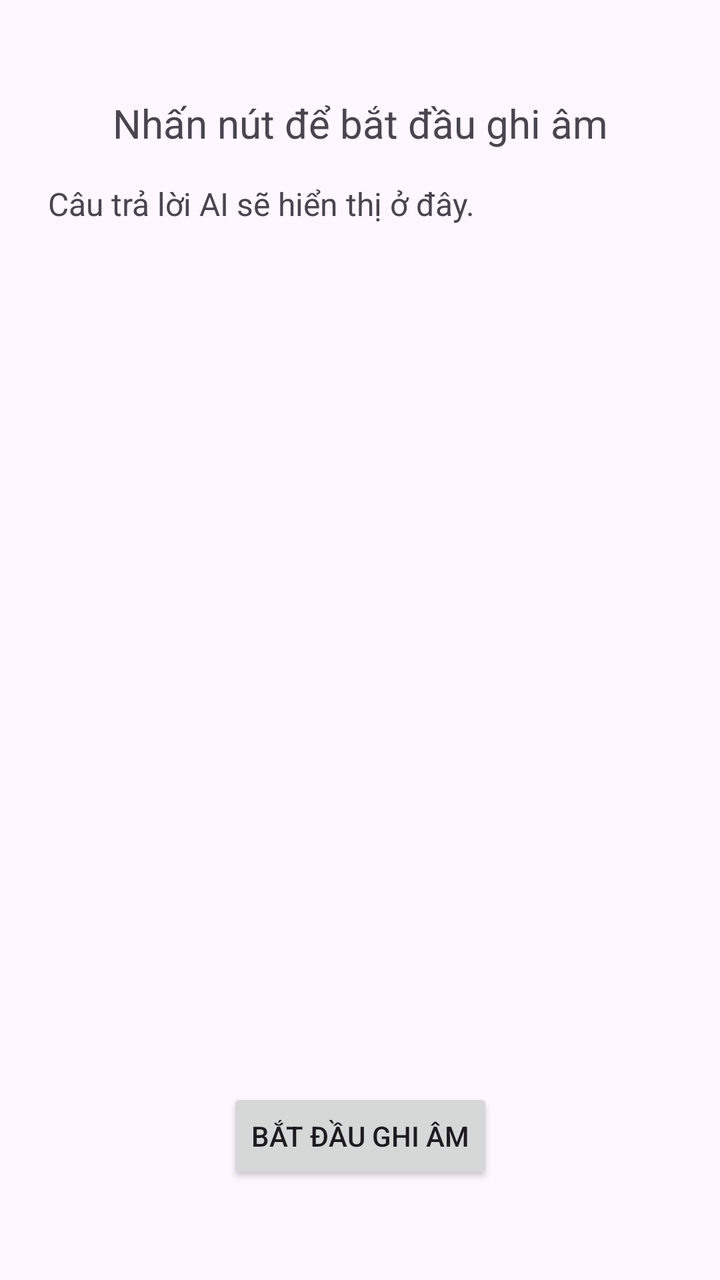
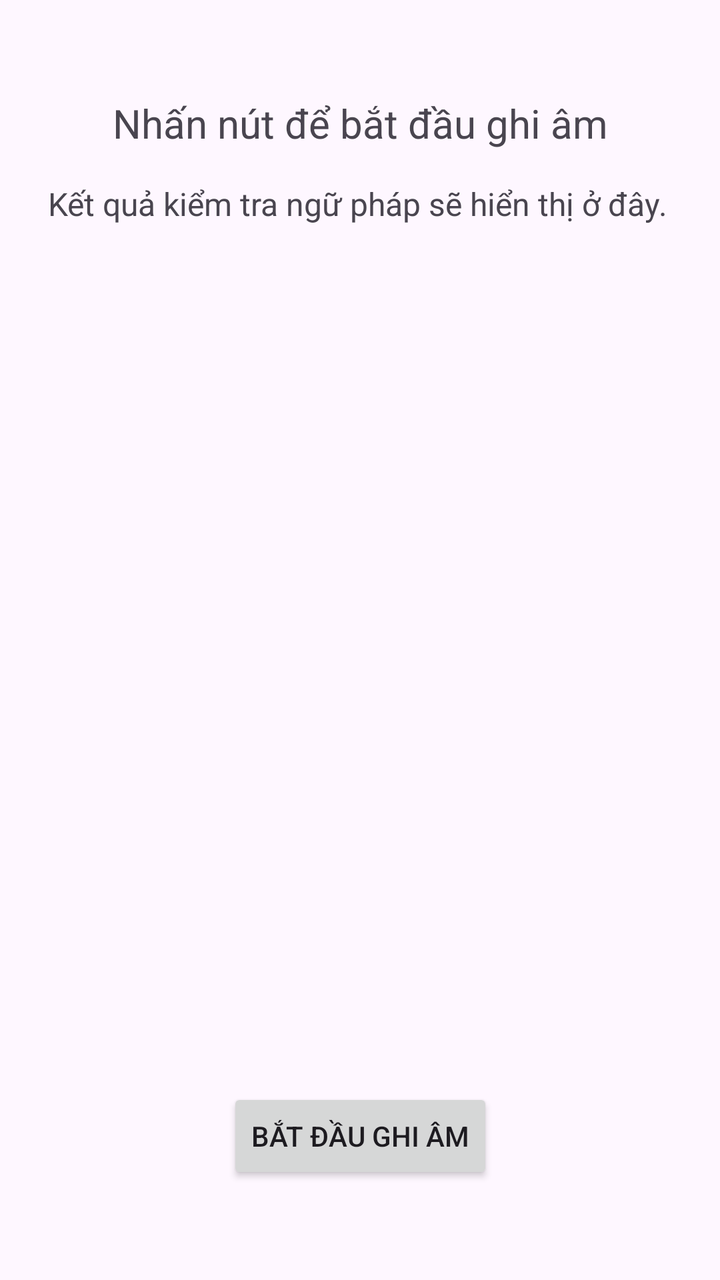

Screens rendered from an Android XML layout before and after an edit, with the pre-edit source and the edit as a unified diff.
<!-- AndroidManifest.xml: application theme Theme.Talktoomuch -->
<!-- res/layout/activity_main.xml -->
<?xml version="1.0" encoding="utf-8"?>
<androidx.constraintlayout.widget.ConstraintLayout xmlns:android="http://schemas.android.com/apk/res/android"
    xmlns:app="http://schemas.android.com/apk/res-auto"
    xmlns:tools="http://schemas.android.com/tools"
    android:id="@+id/main"
    android:layout_width="match_parent"
    android:layout_height="match_parent"
    tools:context=".MainActivity">

    <TextView
        android:id="@+id/resultTextView"
        android:layout_width="0dp"
        android:layout_height="wrap_content"
        android:layout_marginStart="24dp"
        android:layout_marginTop="48dp"
        android:layout_marginEnd="24dp"
        android:gravity="center"
        android:text="@string/press_and_hold_hint"
        android:textSize="20sp"
        app:layout_constraintEnd_toEndOf="parent"
        app:layout_constraintStart_toStartOf="parent"
        app:layout_constraintTop_toTopOf="parent" />

    <TextView
        android:id="@+id/aiAnswerTextView"
        android:layout_width="0dp"
        android:layout_height="0dp"
        android:layout_marginStart="24dp"
        android:layout_marginTop="16dp"
        android:layout_marginEnd="24dp"
        android:gravity="start"
        android:text="@string/ai_answer_placeholder"
        android:textSize="16sp"
        app:layout_constraintBottom_toTopOf="@id/recordButton"
        app:layout_constraintEnd_toEndOf="parent"
        app:layout_constraintStart_toStartOf="parent"
        app:layout_constraintTop_toBottomOf="@id/resultTextView" />

    <Button
        android:id="@+id/recordButton"
        android:layout_width="wrap_content"
        android:layout_height="wrap_content"
        android:layout_marginBottom="48dp"
        android:text="@string/hold_to_speak"
        app:layout_constraintBottom_toBottomOf="parent"
        app:layout_constraintEnd_toEndOf="parent"
        app:layout_constraintStart_toStartOf="parent"
        app:layout_constraintTop_toBottomOf="@id/resultTextView"
        app:layout_constraintVertical_bias="1.0" />

</androidx.constraintlayout.widget.ConstraintLayout>
<!-- resources referenced by this layout -->
<resources>
  <string name="ai_answer_placeholder">Câu trả lời AI sẽ hiển thị ở đây.</string>
  <string name="hold_to_speak">Bắt đầu ghi âm</string>
  <string name="press_and_hold_hint">Nhấn nút để bắt đầu ghi âm</string>
  <style name="Theme.Talktoomuch" parent="Base.Theme.Talktoomuch" />
  <style name="Base.Theme.Talktoomuch" parent="Theme.Material3.DayNight.NoActionBar">
          
          
      </style>
</resources>

<!-- the commit's change to res/layout/activity_main.xml (unified diff, before → after) -->
@@ -22,14 +22,14 @@
         app:layout_constraintTop_toTopOf="parent" />
 
     <TextView
-        android:id="@+id/aiAnswerTextView"
+        android:id="@+id/grammarResultTextView"
         android:layout_width="0dp"
         android:layout_height="0dp"
         android:layout_marginStart="24dp"
         android:layout_marginTop="16dp"
         android:layout_marginEnd="24dp"
         android:gravity="start"
-        android:text="@string/ai_answer_placeholder"
+        android:text="@string/grammar_result_placeholder"
         android:textSize="16sp"
         app:layout_constraintBottom_toTopOf="@id/recordButton"
         app:layout_constraintEnd_toEndOf="parent"
<!-- resource entries referenced after the edit -->
@@ -1,6 +1,6 @@
 <!-- resources referenced by this layout -->
 <resources>
-  <string name="ai_answer_placeholder">Câu trả lời AI sẽ hiển thị ở đây.</string>
+  <string name="grammar_result_placeholder">Kết quả kiểm tra ngữ pháp sẽ hiển thị ở đây.</string>
   <string name="hold_to_speak">Bắt đầu ghi âm</string>
   <string name="press_and_hold_hint">Nhấn nút để bắt đầu ghi âm</string>
   <style name="Theme.Talktoomuch" parent="Base.Theme.Talktoomuch" />
